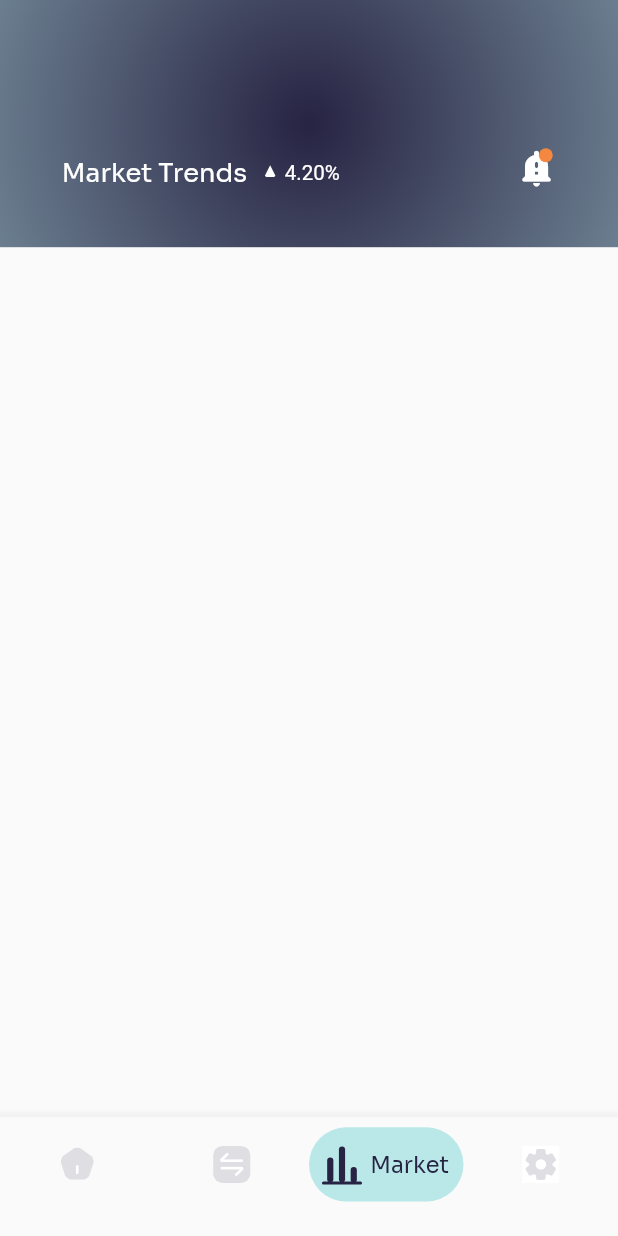
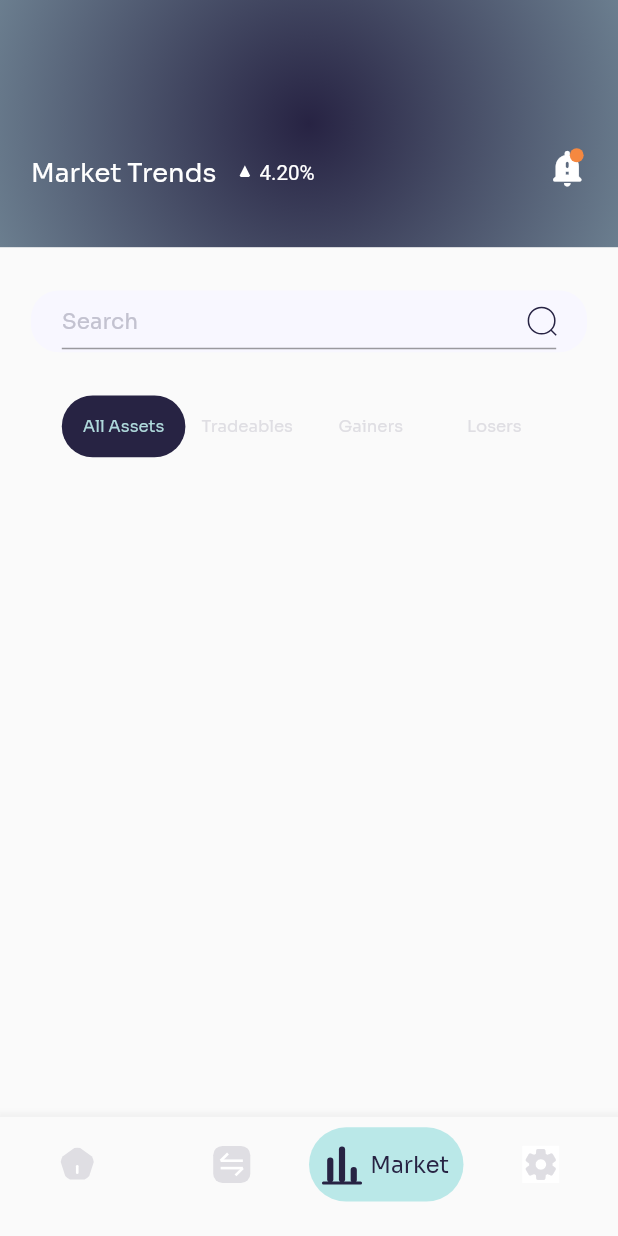
Before and after one commit to dalyathan/Kriptow, a Flutter app: the screen it shows after launch, item 3 of the bottom bar chosen, on a phone screen of 412 x 824 dp. Run offline on Flutter 3.47's test engine with Material 2 defaults, Android fonts, the phone set to English and light mode, and no system bars; our stand-ins replace google_fonts; Roboto replaces fonts that are missing (Spartan).

Commit message:
sliding bar on the market page is done

```diff
--- /dev/null
+++ b/lib/painters/decreasing_trend.dart
@@ -0,0 +1,11 @@
+import 'package:flutter/material.dart';
+
+class DecreasingTrendIconPainter extends CustomPainter {
+  @override
+  void paint(Canvas canvas, Size size) {
+    // TODO: implement paint
+  }
+
+  @override
+  bool shouldRepaint(covariant CustomPainter oldDelegate) => true;
+}
--- /dev/null
+++ b/lib/painters/increasing_trend.dart
@@ -0,0 +1,14 @@
+import 'package:flutter/material.dart';
+
+class IncreasingTrendIconPainter extends CustomPainter {
+  @override
+  void paint(Canvas canvas, Size size) {
+    // TODO: implement paint
+    Offset A = Offset(0, size.height);
+    Offset B = Offset(A.dx + size.width * 0.1, A.dy - size.height * 0.8);
+    Offset topRight = Offset(size.width, 0);
+  }
+
+  @override
+  bool shouldRepaint(covariant CustomPainter oldDelegate) => true;
+}
--- a/lib/painters/search.dart
+++ b/lib/painters/search.dart
@@ -1,9 +1,21 @@
 import 'package:flutter/material.dart';
+import 'dart:math';
 
 class SearchIconPainter extends CustomPainter {
   @override
   void paint(Canvas canvas, Size size) {
-    // TODO: implement paint
+    Paint brush = Paint()
+      ..color = const Color.fromRGBO(39, 35, 67, 1)
+      ..strokeWidth = 1
+      ..style = PaintingStyle.stroke;
+    double circleOffsetratio = 0.025;
+    double radius = size.width * (0.5 - circleOffsetratio);
+    Offset center = Offset(radius, radius);
+    canvas.drawCircle(center, radius, brush);
+    Offset handleTop =
+        Offset(center.dx + radius / sqrt(2), center.dy + radius / sqrt(2));
+    Offset handleBottom = Offset(size.width, size.height);
+    canvas.drawLine(handleTop, handleBottom, brush);
   }
 
   @override
--- a/lib/screens/home.dart
+++ b/lib/screens/home.dart
@@ -1,4 +1,4 @@
-import '/widgets/containers/home/live_prices/live_prices.dart';
+import '/widgets/containers/common/live_prices/live_prices.dart';
 
 import '/widgets/containers/home/portfolio/graph_row.dart';
 
--- a/lib/screens/market.dart
+++ b/lib/screens/market.dart
@@ -1,3 +1,7 @@
+import '/widgets/containers/market/slide_bar.dart';
+
+import '/widgets/containers/market/search_bar.dart';
+
 import '/widgets/containers/market/header.dart';
 import 'package:flutter/material.dart';
 
@@ -8,8 +12,30 @@ class MarketPage extends StatelessWidget {
   Widget build(BuildContext context) {
     Size size = MediaQuery.of(context).size;
     double headheightRatio = 0.2;
+    double horizontalPaddingRatio = 0.05;
+    double searchBarheightRatio = 0.05;
+    double slideBarHeightRatio = 0.05;
+    double rowSpaceRatio = 0.035;
     return Column(
-      children: [MarketHeader(height: size.height * headheightRatio)],
+      children: [
+        MarketHeader(
+            height: size.height * headheightRatio,
+            horizontalPaddingRatio: horizontalPaddingRatio),
+        SizedBox(
+          height: size.height * rowSpaceRatio,
+        ),
+        SearchBarContainer(
+          horizontalPaddingRatio: horizontalPaddingRatio,
+          height: size.height * searchBarheightRatio,
+        ),
+        SizedBox(
+          height: size.height * rowSpaceRatio,
+        ),
+        SlideBar(
+          height: size.height * slideBarHeightRatio,
+          horizontalPaddingRatio: horizontalPaddingRatio,
+        )
+      ],
     );
   }
 }
--- a/lib/widgets/containers/home/live_prices/live_price_tab.dart
+++ b/lib/widgets/containers/common/live_prices/live_price_tab.dart
@@ -9,7 +9,8 @@ class LivePriceTab extends StatelessWidget {
   final String shortName;
   final String amountTransacted;
   final String percentChange;
-  const LivePriceTab(
+  Widget? trendIcon;
+  LivePriceTab(
       {Key? key,
       required this.height,
       required this.icon,
@@ -57,7 +58,11 @@ class LivePriceTab extends StatelessWidget {
           ],
         ),
         const Spacer(
-          flex: 17,
+          flex: 8,
+        ),
+        trendIcon ?? Container(),
+        const Spacer(
+          flex: 9,
         ),
         Column(
           crossAxisAlignment: CrossAxisAlignment.end,
--- a/lib/widgets/containers/home/live_prices/live_prices.dart
+++ b/lib/widgets/containers/common/live_prices/live_prices.dart
@@ -1,7 +1,7 @@
 import 'package:drrrible_nuha_maulana_ahsan_crypto_app/widgets/icons/binance_coin.dart';
 import 'package:drrrible_nuha_maulana_ahsan_crypto_app/widgets/icons/etherum.dart';
 
-import '/widgets/containers/home/live_prices/live_price_tab.dart';
+import '/widgets/containers/common/live_prices/live_price_tab.dart';
 import '/widgets/icons/cardano.dart';
 import 'package:flutter/material.dart';
 import 'package:google_fonts/google_fonts.dart';
--- a/lib/widgets/containers/market/header.dart
+++ b/lib/widgets/containers/market/header.dart
@@ -7,12 +7,14 @@ import 'package:flutter/material.dart';
 
 class MarketHeader extends StatelessWidget {
   final double height;
-  const MarketHeader({Key? key, required this.height}) : super(key: key);
+  final double horizontalPaddingRatio;
+  const MarketHeader(
+      {Key? key, required this.height, required this.horizontalPaddingRatio})
+      : super(key: key);
 
   @override
   Widget build(BuildContext context) {
     Size size = MediaQuery.of(context).size;
-    double horizontaPaddingRatio = 0.1;
     double rowheight = height * 0.2;
     return Stack(
       children: [
@@ -24,10 +26,10 @@ class MarketHeader extends StatelessWidget {
           top: height * 0.6,
           child: Padding(
             padding: EdgeInsets.symmetric(
-                horizontal: size.width * horizontaPaddingRatio),
+                horizontal: size.width * horizontalPaddingRatio),
             child: SizedBox(
               height: rowheight,
-              width: size.width * (1 - 2 * horizontaPaddingRatio),
+              width: size.width * (1 - 2 * horizontalPaddingRatio),
               child: Row(
                 //mainAxisAlignment: MainAxisAlignment.spaceBetween,
                 mainAxisSize: MainAxisSize.min,
--- a/lib/widgets/containers/market/search_bar.dart
+++ b/lib/widgets/containers/market/search_bar.dart
@@ -1,10 +1,81 @@
+import '/widgets/icons/search.dart';
 import 'package:flutter/material.dart';
+import 'package:google_fonts/google_fonts.dart';
 
-class SearchBarContainer extends StatelessWidget {
-  const SearchBarContainer({Key? key}) : super(key: key);
+class SearchBarContainer extends StatefulWidget {
+  final double height;
+  final double horizontalPaddingRatio;
+  const SearchBarContainer(
+      {Key? key, required this.height, required this.horizontalPaddingRatio})
+      : super(key: key);
+
+  @override
+  State<SearchBarContainer> createState() => _SearchBarContainerState();
+}
+
+class _SearchBarContainerState extends State<SearchBarContainer> {
+  bool fieldGainedFocus = false;
+  late TextEditingController stringController;
+  @override
+  void initState() {
+    super.initState();
+    stringController = TextEditingController();
+  }
 
   @override
   Widget build(BuildContext context) {
-    return Container();
+    double verticalPaddingRatio = 0.05;
+    double borderRadiusRatio = 0.05;
+    double innerPaddingRatio = 0.05;
+    double iconheight = widget.height * (1 - 2 * verticalPaddingRatio) * 0.5;
+    Size size = MediaQuery.of(context).size;
+    double width = size.width * (1 - 2 * widget.horizontalPaddingRatio);
+    return Container(
+        height: widget.height,
+        width: width,
+        decoration: BoxDecoration(
+            borderRadius: BorderRadius.circular(width * borderRadiusRatio),
+            color: const Color.fromRGBO(248, 247, 255, 1)),
+        child: Padding(
+          padding: EdgeInsets.symmetric(
+              horizontal: size.width * innerPaddingRatio,
+              vertical: widget.height * verticalPaddingRatio),
+          child: Stack(
+            children: [
+              Visibility(
+                visible:
+                    fieldGainedFocus == false && stringController.text.isEmpty,
+                child: Row(
+                  crossAxisAlignment: CrossAxisAlignment.stretch,
+                  mainAxisAlignment: MainAxisAlignment.spaceBetween,
+                  children: [
+                    Center(
+                      child: SizedBox(
+                        height: iconheight,
+                        child: FittedBox(
+                          fit: BoxFit.fitHeight,
+                          child: Text(
+                            "Search",
+                            style: GoogleFonts.sora(
+                                color: const Color.fromRGBO(195, 194, 208, 1)),
+                          ),
+                        ),
+                      ),
+                    ),
+                    Center(child: SearchIcon(size: iconheight))
+                  ],
+                ),
+              ),
+              Focus(
+                onFocusChange: (value) => setState(() {
+                  fieldGainedFocus = value;
+                }),
+                child: TextFormField(
+                  controller: stringController,
+                ),
+              )
+            ],
+          ),
+        ));
   }
 }
--- /dev/null
+++ b/lib/widgets/containers/market/slide_bar.dart
@@ -0,0 +1,87 @@
+import 'package:flutter/material.dart';
+import 'package:google_fonts/google_fonts.dart';
+
+class SlideBar extends StatefulWidget {
+  final double height;
+  final double horizontalPaddingRatio;
+  const SlideBar(
+      {Key? key, required this.height, required this.horizontalPaddingRatio})
+      : super(key: key);
+
+  @override
+  _SlideBarState createState() => _SlideBarState();
+}
+
+class _SlideBarState extends State<SlideBar> {
+  int highlightedHeadIndex = 0;
+  late double headWidth;
+  late Color highlightedBackground;
+  late Color highlightedForeground;
+  late Color normalForeground;
+  late Color normalBackground;
+
+  @override
+  void initState() {
+    // TODO: implement initState
+    super.initState();
+    highlightedBackground = const Color.fromRGBO(39, 35, 67, 1);
+    highlightedForeground = const Color.fromRGBO(175, 217, 219, 1);
+    normalForeground = const Color.fromRGBO(223, 222, 227, 1);
+    normalBackground = Colors.white;
+  }
+
+  @override
+  Widget build(BuildContext context) {
+    Size size = MediaQuery.of(context).size;
+    double rowWidth =
+        size.width * (1 - 2 * widget.horizontalPaddingRatio) - widget.height;
+    double highlightWidthRatio = 0.25;
+    headWidth = rowWidth * highlightWidthRatio;
+    return SizedBox(
+      height: widget.height,
+      width: rowWidth,
+      child: Stack(
+        children: [
+          AnimatedPositioned(
+            duration: const Duration(milliseconds: 350),
+            left: highlightedHeadIndex * rowWidth * 0.25,
+            child: Container(
+              width: headWidth,
+              height: widget.height,
+              decoration: BoxDecoration(
+                  color: highlightedBackground,
+                  borderRadius: BorderRadius.circular(widget.height * 0.5)),
+            ),
+          ),
+          Row(
+            crossAxisAlignment: CrossAxisAlignment.stretch,
+            //mainAxisAlignment: MainAxisAlignment.spaceBetween,
+            children: [
+              tile("All Assets", 0),
+              tile("Tradeables", 1),
+              tile("Gainers", 2),
+              tile("Losers", 3)
+            ],
+          )
+        ],
+      ),
+    );
+  }
+
+  Widget tile(String title, int index) => InkWell(
+        onTap: () => setState(() {
+          highlightedHeadIndex = index;
+        }),
+        child: SizedBox(
+          width: headWidth,
+          child: Center(
+            child: Text(title,
+                style: GoogleFonts.sora(
+                    fontSize: 11,
+                    color: highlightedHeadIndex == index
+                        ? highlightedForeground
+                        : normalForeground)),
+          ),
+        ),
+      );
+}
--- /dev/null
+++ b/lib/widgets/icons/decreasing_trend.dart
@@ -0,0 +1,15 @@
+import 'package:drrrible_nuha_maulana_ahsan_crypto_app/painters/decreasing_trend.dart';
+import 'package:flutter/material.dart';
+
+class DecreasingTrendIcon extends StatelessWidget {
+  final double height;
+  const DecreasingTrendIcon({Key? key, required this.height}) : super(key: key);
+
+  @override
+  Widget build(BuildContext context) {
+    double aspectRatio = 1.1;
+    double width = aspectRatio * height;
+    return CustomPaint(
+        painter: DecreasingTrendIconPainter(), size: Size(width, height));
+  }
+}
--- /dev/null
+++ b/lib/widgets/icons/increasing_trend.dart
@@ -0,0 +1,17 @@
+import 'package:drrrible_nuha_maulana_ahsan_crypto_app/painters/increasing_trend.dart';
+import 'package:flutter/material.dart';
+
+class IncreasingTrendIcon extends StatelessWidget {
+  final double height;
+  const IncreasingTrendIcon({Key? key, required this.height}) : super(key: key);
+
+  @override
+  Widget build(BuildContext context) {
+    double aspectRatio = 1.1;
+    double width = aspectRatio * height;
+    return CustomPaint(
+      painter: IncreasingTrendIconPainter(),
+      size: Size(width, height),
+    );
+  }
+}
--- a/lib/widgets/icons/search.dart
+++ b/lib/widgets/icons/search.dart
@@ -1,10 +1,15 @@
+import 'package:drrrible_nuha_maulana_ahsan_crypto_app/painters/search.dart';
 import 'package:flutter/material.dart';
 
 class SearchIcon extends StatelessWidget {
-  const SearchIcon({Key? key}) : super(key: key);
+  final double size;
+  const SearchIcon({Key? key, required this.size}) : super(key: key);
 
   @override
   Widget build(BuildContext context) {
-    return Container();
+    return CustomPaint(
+      painter: SearchIconPainter(),
+      size: Size.square(size),
+    );
   }
 }
```
